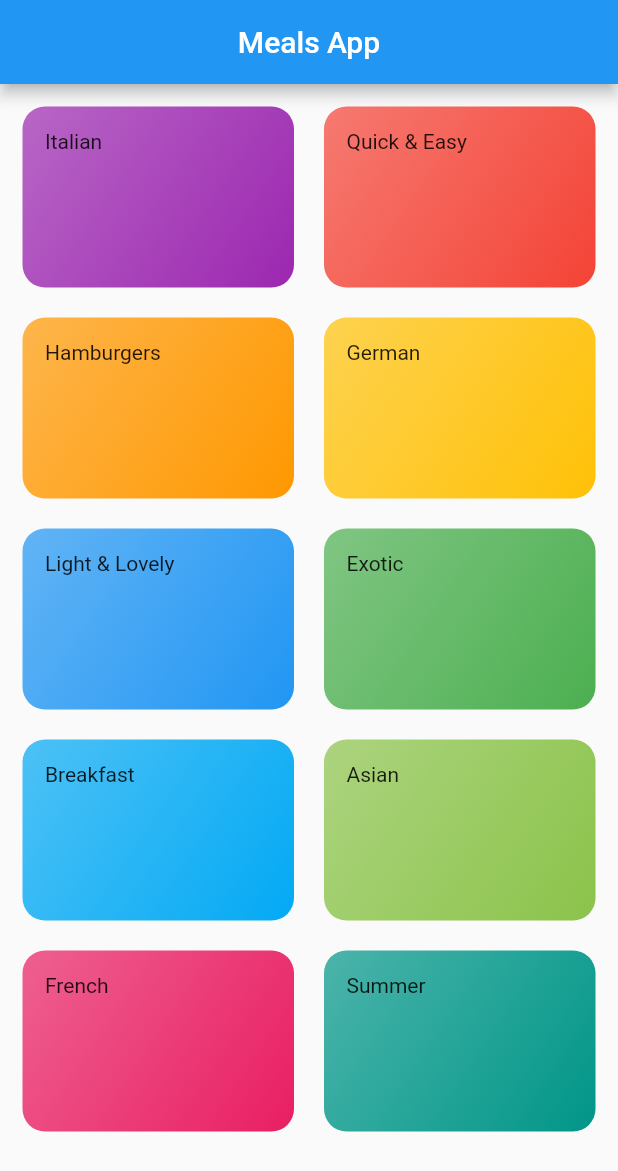
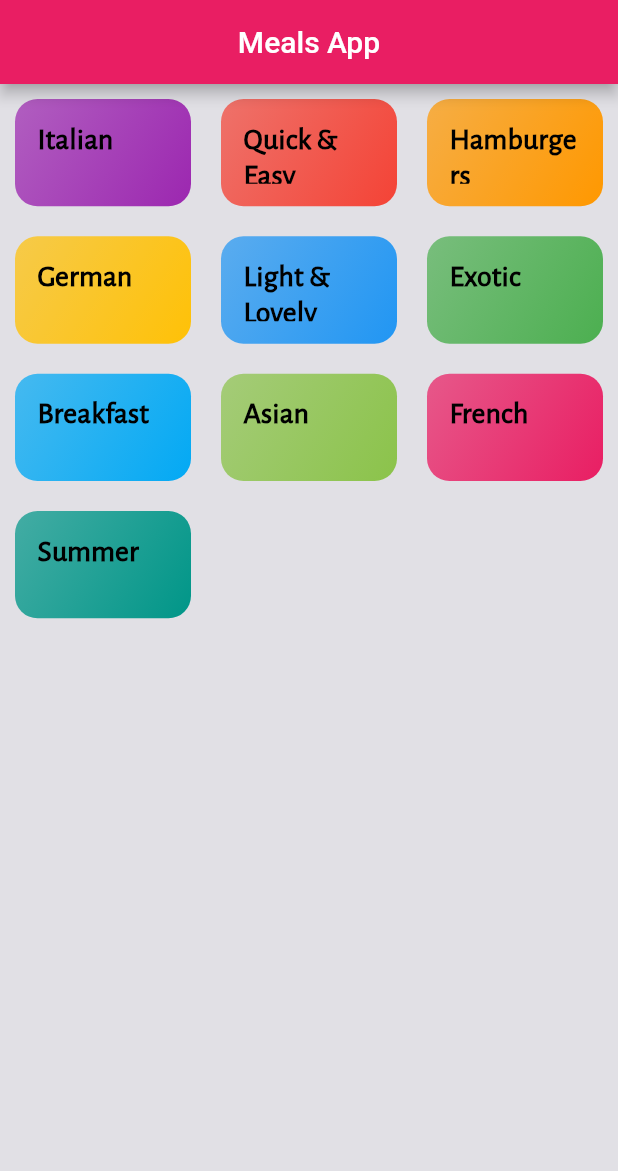
Before and after one commit to Shubh0405/Flutter-navigation-meals-app, a Flutter app: the screen it shows after launch, on a phone screen of 412 x 824 dp. Shown: the top 1171 px of the screen. Run offline on Flutter 3.47's test engine with Material 2 defaults, Android fonts, the phone set to English and light mode, and no system bars.

Commit message:
navigation added

```diff
--- a/navigation_meals/lib/categories_screen.dart
+++ b/navigation_meals/lib/categories_screen.dart
@@ -7,18 +7,23 @@ class CategoriesScreen extends StatelessWidget {
 
   @override
   Widget build(BuildContext context) {
-    return Container(
-      padding: EdgeInsets.all(15),
-      child: GridView(
+    return Scaffold(
+      appBar: AppBar(
+        title: Text('Meals App'),
+        centerTitle: true,
+      ),
+      body: GridView(
           children: DUMMY_CATEGORIES
-              .map((category) =>
-                  CategoryItem(title: category.title, color: category.color))
+              .map((category) => CategoryItem(
+                  title: category.title,
+                  color: category.color,
+                  id: category.id))
               .toList(),
           gridDelegate: SliverGridDelegateWithMaxCrossAxisExtent(
               maxCrossAxisExtent: 200,
               childAspectRatio: 1.5,
-              mainAxisSpacing: 20,
-              crossAxisSpacing: 20)),
+              mainAxisSpacing: 0.0,
+              crossAxisSpacing: 0.0)),
     );
   }
 }
--- a/navigation_meals/lib/category_item.dart
+++ b/navigation_meals/lib/category_item.dart
@@ -1,22 +1,40 @@
 import 'package:flutter/material.dart';
+import './category_meals.dart';
 
 class CategoryItem extends StatelessWidget {
+  final String id;
   final String title;
   final Color color;
 
-  const CategoryItem({super.key, required this.title, required this.color});
+  const CategoryItem(
+      {super.key, required this.title, required this.color, required this.id});
+
+  void clickCategory(BuildContext ctx) {
+    Navigator.of(ctx)
+        .pushNamed('/category-meal', arguments: {'id': id, 'title': title});
+  }
 
   @override
   Widget build(BuildContext context) {
-    return Container(
+    return InkWell(
+      onTap: () => clickCategory(context),
+      splashColor: Theme.of(context).primaryColor,
+      borderRadius: BorderRadius.circular(15),
+      child: Container(
         padding: EdgeInsets.all(15.0),
-      child: Text(title),
+        margin: EdgeInsets.all(10.0),
         decoration: BoxDecoration(
             gradient: LinearGradient(
                 colors: [color.withOpacity(0.7), color],
                 begin: Alignment.topLeft,
                 end: Alignment.bottomRight),
             borderRadius: BorderRadius.circular(15)),
+        child: Text(
+          title,
+          style: Theme.of(context).textTheme.titleSmall,
+          semanticsLabel: 'category_item',
+        ),
+      ),
     );
   }
 }
--- /dev/null
+++ b/navigation_meals/lib/category_meals.dart
@@ -0,0 +1,29 @@
+import 'package:flutter/material.dart';
+
+class CategoryMeals extends StatelessWidget {
+  // final String id;
+  // final String title;
+
+  // const CategoryMeals({super.key, required this.id, required this.title});
+
+  @override
+  Widget build(BuildContext context) {
+    final routeArgs =
+        ModalRoute.of(context)?.settings.arguments as Map<String, String>;
+    final routeId = routeArgs['id'];
+    final routeTitle = routeArgs['title'];
+
+    return Scaffold(
+        appBar: AppBar(
+          title: Text(
+            routeTitle!,
+            semanticsLabel: 'meals_appbar',
+          ),
+          leading: Semantics(
+              label: 'back_button', container: true, child: BackButton()),
+        ),
+        body: Center(
+          child: Text('Meals Recipe page!'),
+        ));
+  }
+}
--- a/navigation_meals/lib/main.dart
+++ b/navigation_meals/lib/main.dart
@@ -1,4 +1,5 @@
 import 'package:flutter/material.dart';
+import './category_meals.dart';
 import './categories_screen.dart';
 
 void main() {
@@ -14,24 +15,20 @@ class MyApp extends StatelessWidget {
     return MaterialApp(
       title: 'Navigation Meals App',
       theme: ThemeData(
-        primarySwatch: Colors.blue,
-      ),
-      home: const MyHomePage(),
+          primarySwatch: Colors.pink,
+          canvasColor: Color.fromRGBO(225, 224, 229, 1),
+          fontFamily: 'VarelaRound',
+          textTheme: ThemeData.light().textTheme.copyWith(
+              bodySmall: const TextStyle(color: Color.fromRGBO(20, 51, 51, 1)),
+              titleSmall: const TextStyle(
+                  fontSize: 20,
+                  fontFamily: 'AlegreyaSans',
+                  fontWeight: FontWeight.bold))),
+      // home: const CategoriesScreen(),
+      routes: {
+        '/': (context) => CategoriesScreen(),
+        '/category-meal': (context) => CategoryMeals()
+      },
     );
   }
 }
-
-class MyHomePage extends StatelessWidget {
-  const MyHomePage({super.key});
-
-  @override
-  Widget build(BuildContext context) {
-    return Scaffold(
-      appBar: AppBar(
-        title: Text('Meals App'),
-        centerTitle: true,
-      ),
-      body: CategoriesScreen(),
-    );
-  }
-}
```
Also changed, not shown: navigation_meals/pubspec.yaml (+7 -11 lines), navigation_meals/assets/fonts/AlegreyaSans-Regular.ttf (added), navigation_meals/assets/fonts/VarelaRound-Regular.ttf (added), navigation_meals/lib/models/meals.dart (added). Lines whose indentation alone changed are shown as unchanged.
